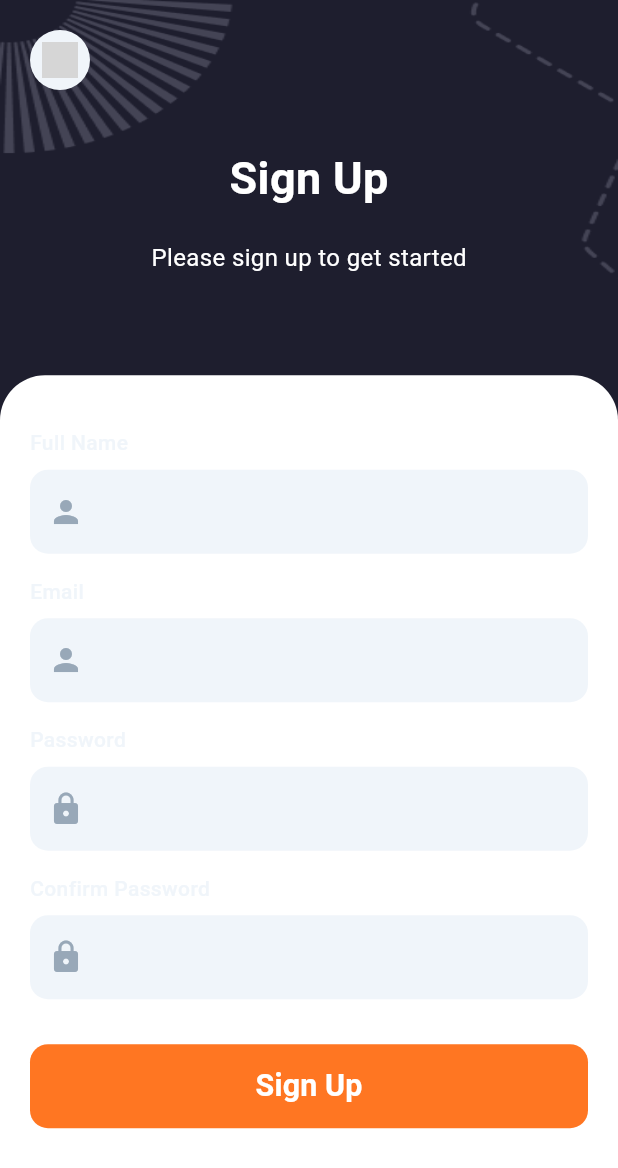
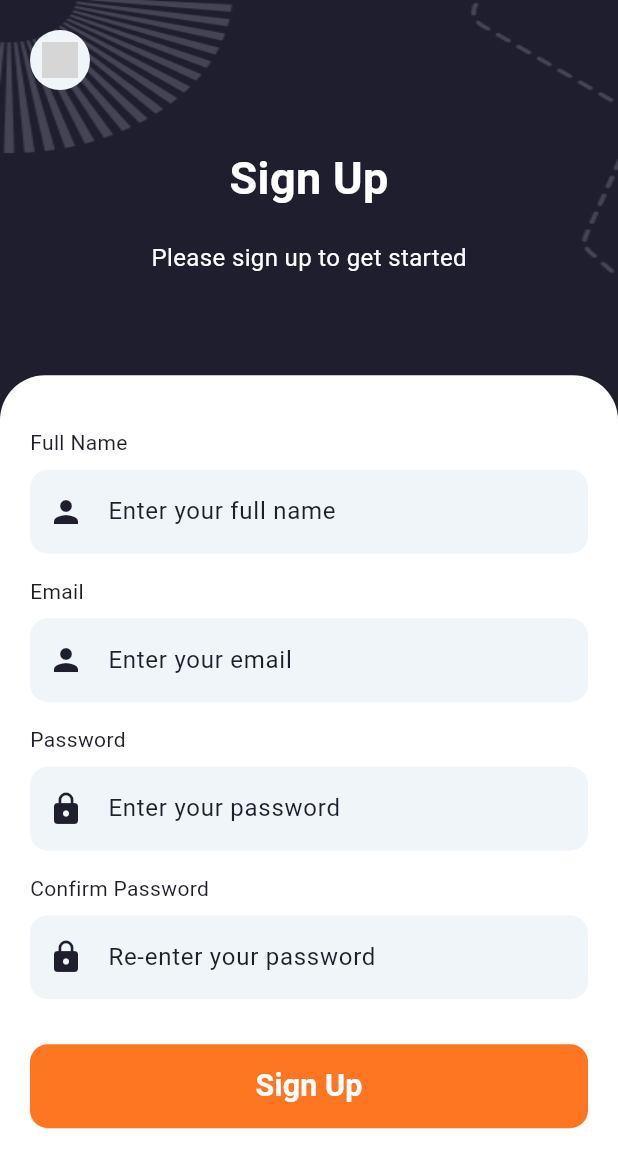
Before and after one commit to tech-cell-eg/Round-3-Restaurant-App, a Flutter app: the SignUpScreen screen opened by its route, on a phone screen of 412 x 824 dp. Shown: the top 1168 px of the screen. Run offline on Flutter 3.47's test engine with Material 3 defaults, Android fonts, the light colour scheme and no system bars; our stand-ins replace device_preview, dio, flutter_bloc, flutter_screenutil, flutter_svg, font_awesome_flutter and 2 more; accounts and stored records are empty; Roboto replaces fonts that are missing (Sen); project files that could hold a hidden picture were left out; grey boxes are pictures that could not be loaded.

Commit message:
add new auth widgets

```diff
--- a/lib/features/auth/presentation/widgets/text_form_field.dart
+++ b/lib/features/auth/presentation/widgets/text_form_field.dart
@@ -1,4 +1,5 @@
 import 'package:flutter/material.dart';
+import 'package:food_app/core/utils/app_text_style.dart';
 
 import '../../../../core/utils/app_color.dart';
 
@@ -37,10 +38,8 @@ class AppTextFormField extends StatelessWidget {
       children: [
         Text(
           label,
-          style: const TextStyle(
-            fontSize: 14,
-            fontWeight: FontWeight.w500,
-            color: AppColor.kGreyColor,
+          style: AppTextStyle.description.copyWith(
+            color: AppColor.kPrimaryDark,
           ),
         ),
         const SizedBox(height: 8),
@@ -53,7 +52,7 @@ class AppTextFormField extends StatelessWidget {
           enabled: enabled,
           decoration: InputDecoration(
             hintText: hintText,
-            hintStyle: const TextStyle(color: AppColor.kGreyColor),
+            hintStyle: const TextStyle(color: AppColor.kPrimaryDark),
             filled: true,
             fillColor: AppColor.kGreyColor,
             prefixIcon:
@@ -62,7 +61,7 @@ class AppTextFormField extends StatelessWidget {
                       padding: const EdgeInsets.all(12.0),
                       child: Icon(
                         prefixIcon,
-                        color: AppColor.kItemColor,
+                        color: AppColor.kPrimaryDark,
                         size: 24,
                       ),
                     )
@@ -75,7 +74,7 @@ class AppTextFormField extends StatelessWidget {
                         obscureText
                             ? Icons.visibility_off_outlined
                             : Icons.visibility_outlined,
-                        color: AppColor.kItemColor,
+                        color: AppColor.kPrimaryDark,
                       ),
                       padding: const EdgeInsets.all(12.0),
                       constraints: const BoxConstraints(),
```
Also changed, not shown: lib/features/auth/presentation/widgets/custom_row.dart (added, +120 -0 lines).
